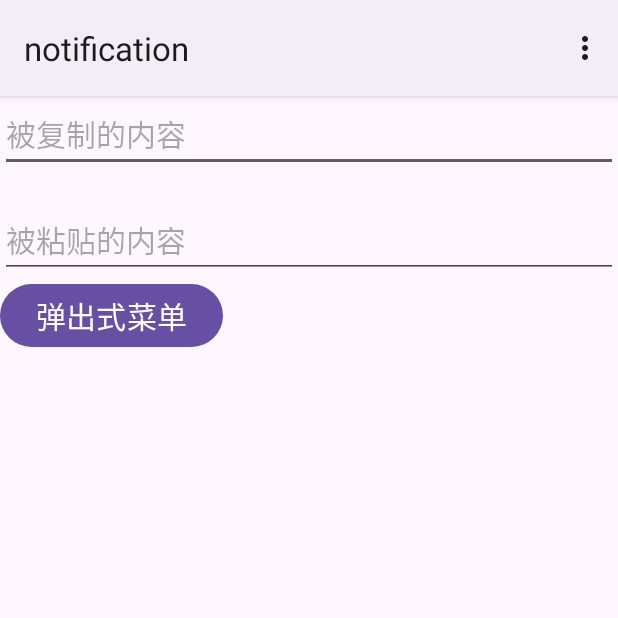
After one commit to ikunhuaji/Android_Learn, an Android app: the MenuActivity screen opened directly, with no data from a screen before it, on a phone screen of 412 x 824 dp, the top half of it. The commit adds this screen. Run offline under Robolectric (Android 15) with nearby library versions, the phone set to English and light mode, and no system bars.

Commit message:
create menu

```diff
--- a/notification/src/main/AndroidManifest.xml
+++ b/notification/src/main/AndroidManifest.xml
@@ -2,6 +2,7 @@
 <manifest xmlns:android="http://schemas.android.com/apk/res/android">
 
     <uses-permission android:name="android.permission.POST_NOTIFICATIONS" />
+
     <application
         android:allowBackup="true"
         android:icon="@mipmap/ic_launcher"
@@ -9,6 +10,9 @@
         android:roundIcon="@mipmap/ic_launcher_round"
         android:supportsRtl="true"
         android:theme="@style/Theme.Teach1">
+        <activity
+            android:name=".menu.MenuActivity"
+            android:exported="false" />
         <activity
             android:name=".notifications.NotificationActivity"
             android:exported="false" />
--- /dev/null
+++ b/notification/src/main/java/com/software/notification/menu/MenuActivity.java
@@ -0,0 +1,106 @@
+package com.software.notification.menu;
+
+import androidx.annotation.NonNull;
+import androidx.appcompat.app.AppCompatActivity;
+
+import android.content.ClipData;
+import android.content.ClipboardManager;
+import android.content.Context;
+import android.os.Bundle;
+import android.view.ContextMenu;
+import android.view.Menu;
+import android.view.MenuItem;
+import android.view.View;
+import android.widget.Button;
+import android.widget.EditText;
+import android.widget.PopupMenu;
+
+import com.software.notification.R;
+import com.software.notification.utils.ToastUtil;
+
+public class MenuActivity extends AppCompatActivity {
+
+    private EditText edt_paste;
+    private EditText edt_copy;
+    private Button btn_popupmenu;
+
+    @Override
+    protected void onCreate(Bundle savedInstanceState) {
+        super.onCreate(savedInstanceState);
+        setContentView(R.layout.activity_menu);
+
+        //初始化控件
+        initView();
+
+        //注册上下文菜单
+        registerForContextMenu(edt_copy);
+        registerForContextMenu(edt_paste);
+
+        //绑定弹出菜单按钮事件
+        btn_popupmenu.setOnClickListener(v->{
+            //创建弹出式菜单
+            PopupMenu popupMenu = new PopupMenu(MenuActivity.this,btn_popupmenu);//后面指在那个控件下弹出
+            popupMenu.getMenuInflater().inflate(R.menu.menu_item, popupMenu.getMenu());//绑定菜单
+            //绑定菜单点击事件
+            popupMenu.setOnMenuItemClickListener(new PopupMenu.OnMenuItemClickListener() {
+                @Override
+                public boolean onMenuItemClick(MenuItem item) {
+                    ToastUtil.show(MenuActivity.this,item.getTitle().toString());
+                    return false;
+                }
+            });
+
+            //显示菜单
+            popupMenu.show();
+
+        });
+    }
+
+    private void initView() {
+        edt_copy = findViewById(R.id.edt_copy);
+        edt_paste = findViewById(R.id.edt_paste);
+        btn_popupmenu = findViewById(R.id.btn_popupmenu);
+    }
+
+    @Override
+    public boolean onCreateOptionsMenu(Menu menu) {
+
+        //关联
+        getMenuInflater().inflate(R.menu.menu_item,menu);
+
+        return super.onCreateOptionsMenu(menu);
+    }
+
+    @Override
+    public boolean onOptionsItemSelected(@NonNull MenuItem item) {
+        ToastUtil.show(this,item.getTitle().toString());
+        return super.onOptionsItemSelected(item);
+    }
+
+    //上下文菜单
+    @Override
+    public void onCreateContextMenu(ContextMenu menu, View v, ContextMenu.ContextMenuInfo menuInfo) {
+        getMenuInflater().inflate(R.menu.menu_item,menu);
+
+        super.onCreateContextMenu(menu, v, menuInfo);
+    }
+
+    @Override
+    public boolean onContextItemSelected(@NonNull MenuItem item) {
+        int itemId = item.getItemId();
+        //获取系统剪切板
+        ClipboardManager cm  = (ClipboardManager) getSystemService(Context.CLIPBOARD_SERVICE);
+
+        //选择了复制菜单
+        if(itemId==R.id.file_copy){
+            //把edt_copy文本复制到剪切板
+            cm.setPrimaryClip(ClipData.newPlainText("msg",edt_copy.getText().toString()));
+            ToastUtil.show(MenuActivity.this,"复制成功");
+        }
+        if(itemId==R.id.file_paste){
+            //把剪切板内容粘贴到edt_paste
+            edt_paste.setText(cm.getPrimaryClip().getItemAt(0).getText());
+        }
+        return super.onContextItemSelected(item);
+    }
+}
--- a/notification/src/main/res/layout/activity_alert_dialog.xml
+++ b/notification/src/main/res/layout/activity_alert_dialog.xml
@@ -47,4 +47,10 @@
         android:text="跳转到 toast"
         android:id="@+id/btn_jump"/>
 
+    <Button
+        android:layout_width="wrap_content"
+        android:layout_height="wrap_content"
+        android:id="@+id/jump_menu"
+        android:text="跳转menu"/>
+
 </LinearLayout>
--- /dev/null
+++ b/notification/src/main/res/layout/activity_menu.xml
@@ -0,0 +1,29 @@
+<?xml version="1.0" encoding="utf-8"?>
+<LinearLayout xmlns:android="http://schemas.android.com/apk/res/android"
+    android:layout_width="match_parent"
+    android:layout_height="match_parent"
+    android:orientation="vertical">
+
+    <EditText
+        android:layout_width="match_parent"
+        android:layout_height="wrap_content"
+        android:textSize="20sp"
+        android:hint="被复制的内容"
+        android:id="@+id/edt_copy"/>
+
+    <EditText
+        android:layout_width="match_parent"
+        android:layout_height="wrap_content"
+        android:textSize="20sp"
+        android:hint="被粘贴的内容"
+        android:id="@+id/edt_paste"
+        android:layout_marginTop="20dp"/>
+
+    <Button
+        android:layout_width="wrap_content"
+        android:layout_height="wrap_content"
+        android:text="弹出式菜单"
+        android:id="@+id/btn_popupmenu"
+        android:textSize="20sp"/>
+
+</LinearLayout>
--- a/notification/src/main/res/layout/activity_notification.xml
+++ b/notification/src/main/res/layout/activity_notification.xml
@@ -15,7 +15,11 @@
         android:layout_height="wrap_content"
         android:id="@+id/btn_send"
         android:text="发送消息"/>
-
+    <Button
+        android:layout_width="wrap_content"
+        android:layout_height="wrap_content"
+        android:id="@+id/jump_menu"
+        android:text="跳转menu"/>
 
 
 </LinearLayout>
--- /dev/null
+++ b/notification/src/main/res/menu/menu_item.xml
@@ -0,0 +1,11 @@
+<?xml version="1.0" encoding="utf-8"?>
+<menu xmlns:android="http://schemas.android.com/apk/res/android">
+    <item android:id="@+id/file" android:title="文件">
+        <menu>
+            <item android:id="@+id/file_copy" android:title="复制"/>
+            <item android:id="@+id/file_paste" android:title="粘贴"/>
+        </menu>
+    </item>
+    <item android:id="@+id/edit" android:title="编辑"/>
+    <item android:id="@+id/view" android:title="视图"/>
+</menu>
--- a/notification/src/main/res/values/themes.xml
+++ b/notification/src/main/res/values/themes.xml
@@ -1,6 +1,6 @@
 <resources xmlns:tools="http://schemas.android.com/tools">
     <!-- Base application theme. -->
-    <style name="Base.Theme.Teach1" parent="Theme.Material3.DayNight.NoActionBar">
+    <style name="Base.Theme.Teach1" parent="Theme.Material3.DayNight">
         <!-- Customize your light theme here. -->
         <!-- <item name="colorPrimary">@color/my_light_primary</item> -->
     </style>
```
Also changed, not shown: notification/src/main/java/com/software/notification/dialog/AlertDialogActivity.java (+8 -0 lines), notification/src/main/java/com/software/notification/notifications/NotificationActivity.java (+8 -0 lines).
